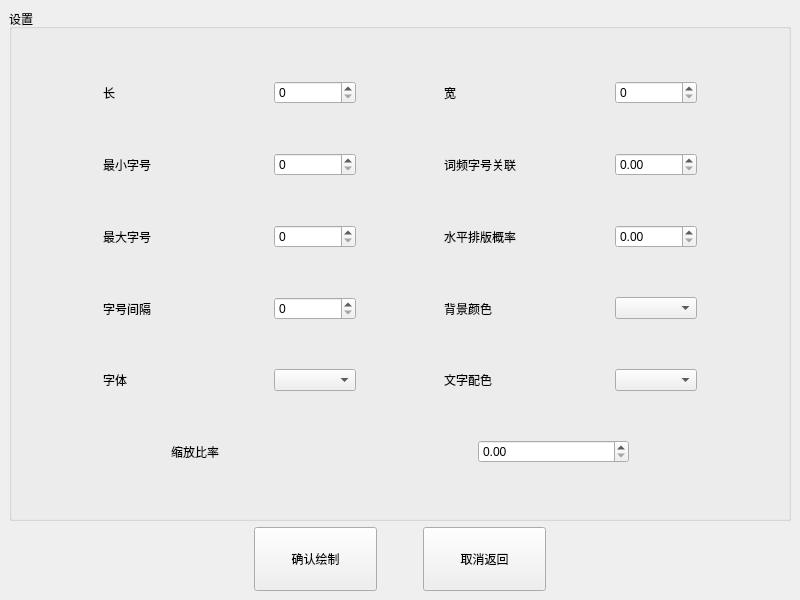
Above: resources/AdvancedNew.ui from CFRFREE/WordCloud before the change. Below: the same form after it.
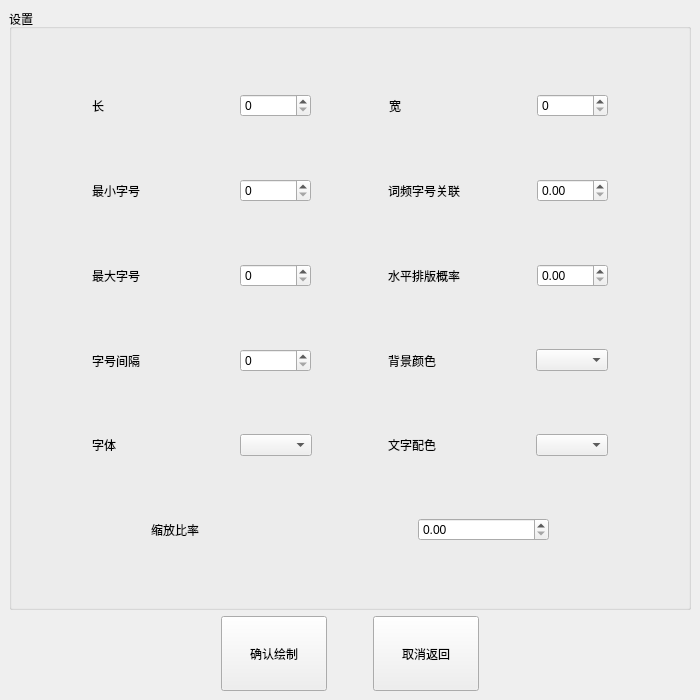
That is the form after the change.

The edit to the form file:
```diff
--- a/resources/AdvancedNew.ui
+++ b/resources/AdvancedNew.ui
@@ -6,8 +6,8 @@
    <rect>
     <x>0</x>
     <y>0</y>
-    <width>800</width>
-    <height>600</height>
+    <width>700</width>
+    <height>700</height>
    </rect>
   </property>
   <property name="windowTitle">
```
